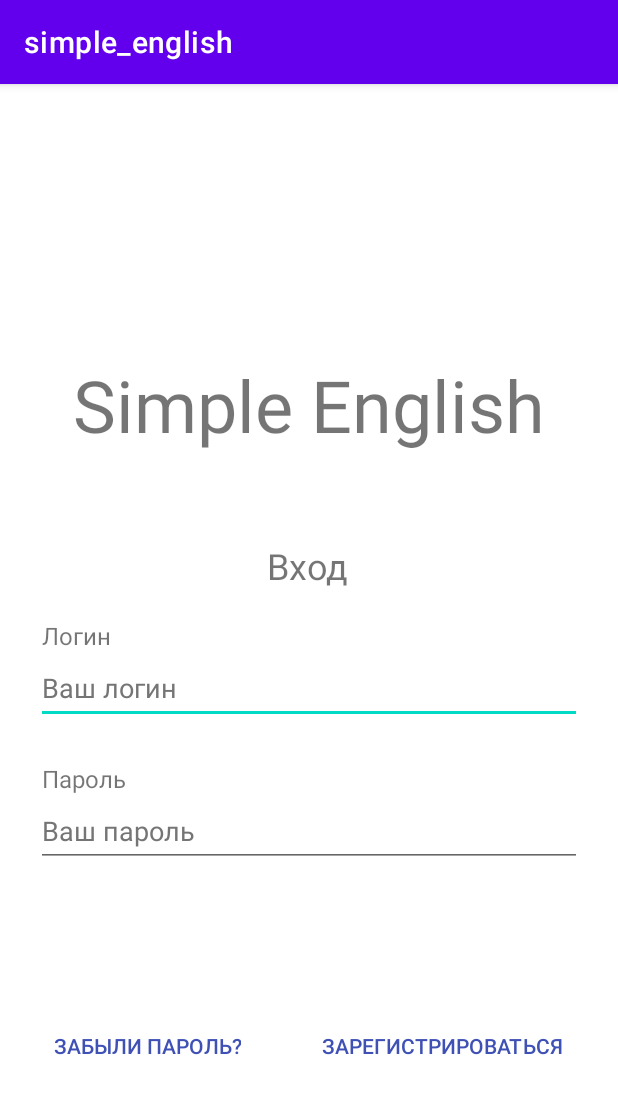
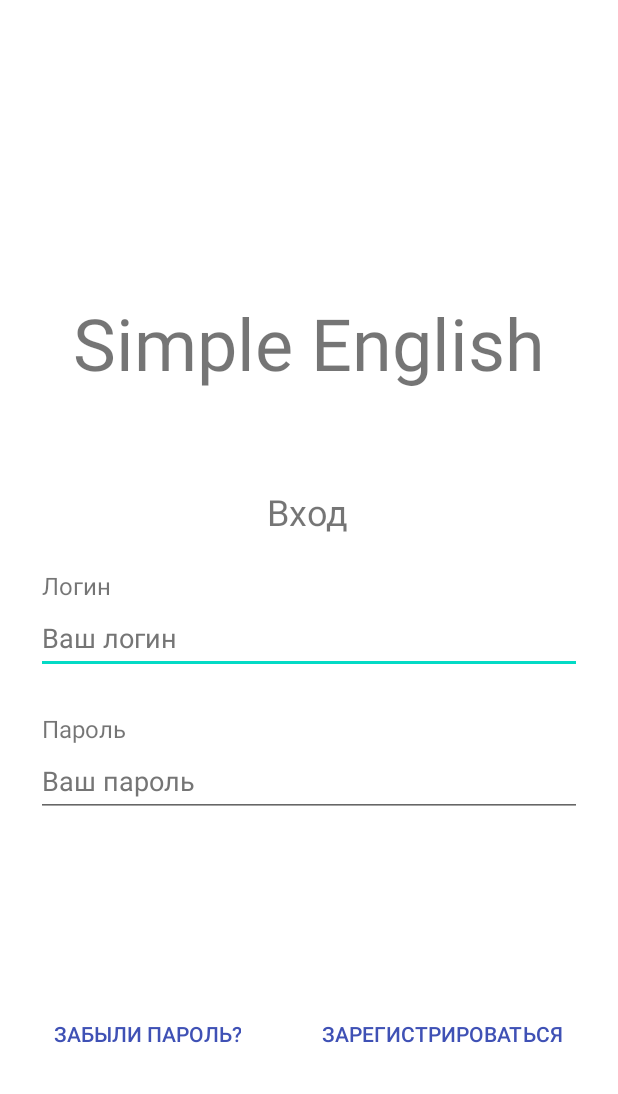
Before and after one commit to kiryuha21/SimpleEnglishApp, an Android app: the screen it shows after launch (MainActivity), on a phone screen of 412 x 824 dp. Shown: the top 1094 px of the screen. Run offline under Robolectric (Android 15) with nearby library versions, the phone set to English and light mode, and no system bars.

Commit message:
action bar removed

```diff
--- a/app/src/main/res/values-night/themes.xml
+++ b/app/src/main/res/values-night/themes.xml
@@ -1,6 +1,6 @@
 <resources xmlns:tools="http://schemas.android.com/tools">
     <!-- Base application theme. -->
-    <style name="Theme.Simple_english" parent="Theme.MaterialComponents.DayNight.DarkActionBar">
+    <style name="Theme.Simple_english" parent="Theme.MaterialComponents.DayNight.NoActionBar">
         <!-- Primary brand color. -->
         <item name="colorPrimary">@color/purple_200</item>
         <item name="colorPrimaryVariant">@color/purple_700</item>
--- a/app/src/main/res/values/themes.xml
+++ b/app/src/main/res/values/themes.xml
@@ -1,6 +1,6 @@
 <resources xmlns:tools="http://schemas.android.com/tools">
     <!-- Base application theme. -->
-    <style name="Theme.Simple_english" parent="Theme.MaterialComponents.DayNight.DarkActionBar">
+    <style name="Theme.Simple_english" parent="Theme.MaterialComponents.DayNight.NoActionBar">
         <!-- Primary brand color. -->
         <item name="colorPrimary">@color/purple_500</item>
         <item name="colorPrimaryVariant">@color/purple_700</item>
```
